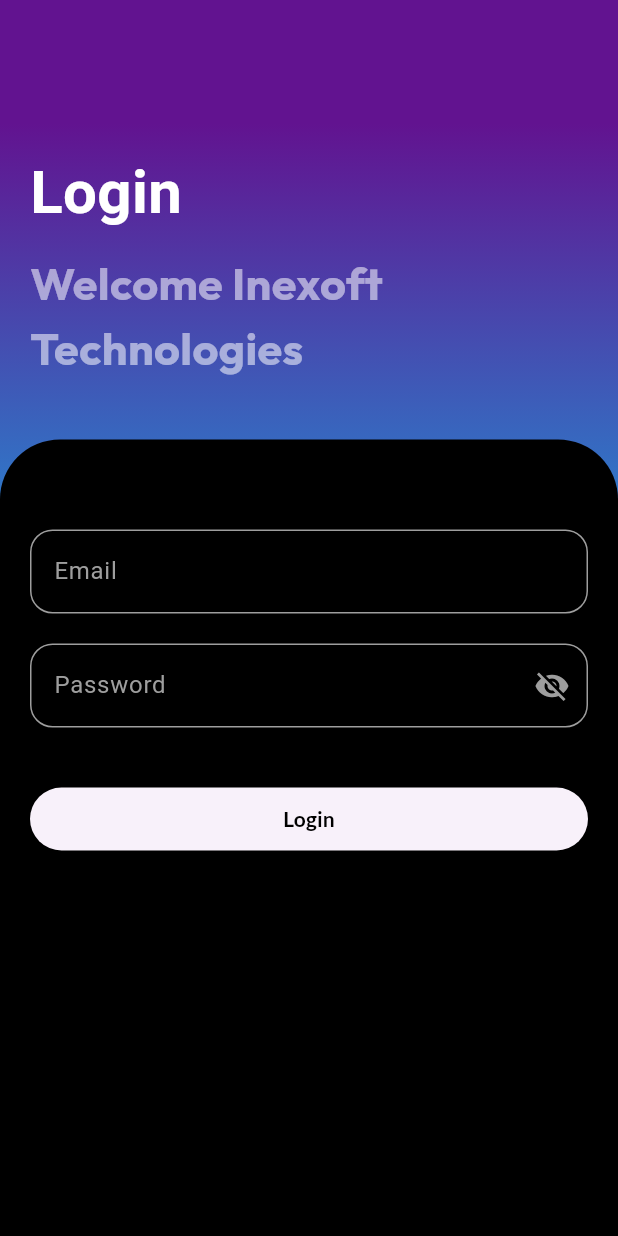
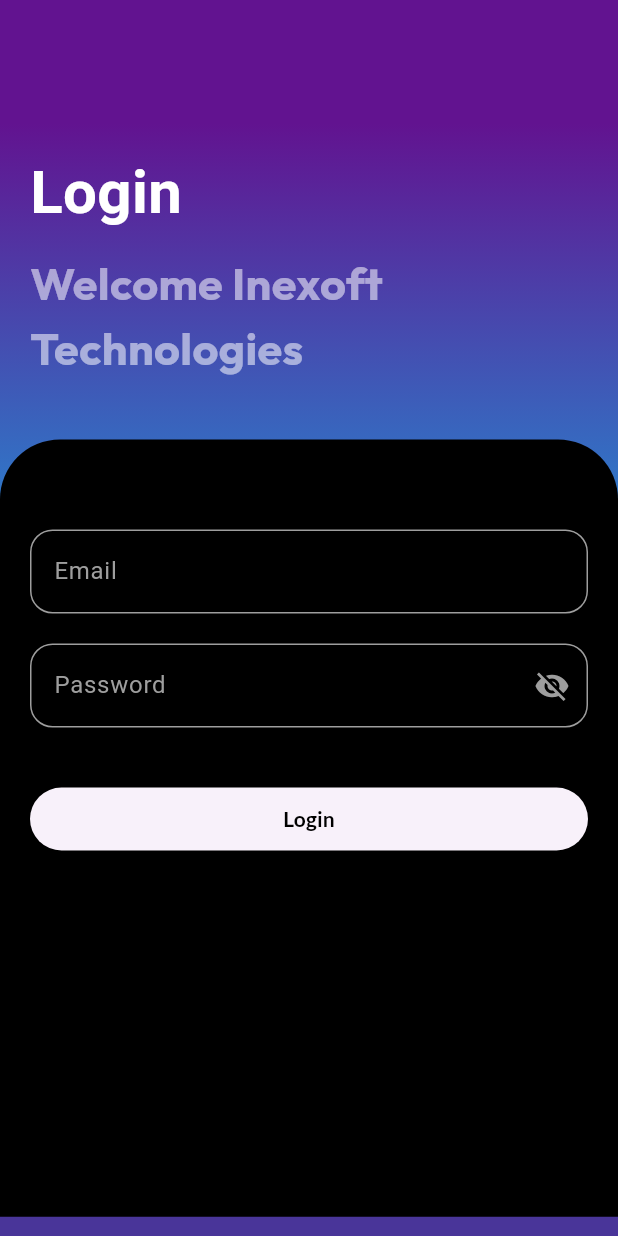
Before and after one commit to Sufadm/OrderEase, a Flutter app: the screen it shows after launch, on a phone screen of 412 x 824 dp. Run offline on Flutter 3.47's test engine with Material 2 defaults, Android fonts, the phone set to English and light mode, and no system bars; our stand-ins replace google_fonts, hive, hive_flutter, lottie, shared_preferences; accounts and stored records are empty; Roboto replaces fonts that are missing (Akshar).

Commit message:
make responsive in loginscreen

```diff
--- a/inexoft/lib/main.dart
+++ b/inexoft/lib/main.dart
@@ -1,7 +1,7 @@
 import 'package:flutter/material.dart';
 import 'package:hive_flutter/adapters.dart';
-import 'package:inexoft/controller/password_visibility_provider.dart';
-import 'package:inexoft/controller/quantity_provider.dart';
+import 'package:inexoft/viewmodel/password_visibility_provider.dart';
+import 'package:inexoft/viewmodel/quantity_provider.dart';
 import 'package:inexoft/model/hive.db.dart';
 import 'package:inexoft/view/screens/login_screen.dart';
 import 'package:provider/provider.dart';
--- a/inexoft/lib/view/screens/bottomnav.dart
+++ b/inexoft/lib/view/screens/bottomnav.dart
@@ -1,5 +1,5 @@
 import 'package:flutter/material.dart';
-import 'package:inexoft/controller/bottomnav.dart';
+import 'package:inexoft/viewmodel/bottomnav.dart';
 import 'package:provider/provider.dart';
 
 class BottomNav extends StatelessWidget {
--- a/inexoft/lib/view/screens/login_screen.dart
+++ b/inexoft/lib/view/screens/login_screen.dart
@@ -1,7 +1,7 @@
 import 'package:flutter/material.dart';
 import 'package:google_fonts/google_fonts.dart';
-import 'package:inexoft/controller/login_shared_preferences.dart';
-import 'package:inexoft/controller/password_visibility_provider.dart';
+import 'package:inexoft/viewmodel/login_shared_preferences.dart';
+import 'package:inexoft/viewmodel/password_visibility_provider.dart';
 import 'package:inexoft/view/utils/colors.dart';
 import 'package:provider/provider.dart';
 
@@ -26,6 +26,8 @@
 
   @override
   Widget build(BuildContext context) {
+    double screenheight = MediaQuery.of(context).size.height;
+
     final passwordVisibilityProvider =
         Provider.of<PasswordVisibilityProvider>(context);
 
@@ -70,7 +72,7 @@
               ),
               const SizedBox(height: 20.0),
               Container(
-                height: 560,
+                height: screenheight / 1.59,
                 padding: const EdgeInsets.all(20.0),
                 decoration: const BoxDecoration(
                   color: Colors.black,
--- a/inexoft/lib/view/screens/product_details.dart
+++ b/inexoft/lib/view/screens/product_details.dart
@@ -1,6 +1,6 @@
 import 'package:flutter/material.dart';
 import 'package:google_fonts/google_fonts.dart';
-import 'package:inexoft/controller/quantity_provider.dart';
+import 'package:inexoft/viewmodel/quantity_provider.dart';
 import 'package:inexoft/view/screens/purchase_page.dart';
 import 'package:inexoft/view/utils/colors.dart';
 import 'package:inexoft/view/utils/sizedbox.dart';
--- a/inexoft/lib/view/widgets/quantity_input.dart
+++ b/inexoft/lib/view/widgets/quantity_input.dart
@@ -1,5 +1,5 @@
 import 'package:flutter/material.dart';
-import 'package:inexoft/controller/quantity_provider.dart';
+import 'package:inexoft/viewmodel/quantity_provider.dart';
 import 'package:inexoft/view/utils/colors.dart';
 import 'package:provider/provider.dart';
 
```
Also changed, not shown: inexoft/lib/view/screens/purchase_page.dart (+7 -4 lines), inexoft/lib/viewmodel/bottomnav.dart (renamed from inexoft/lib/controller/bottomnav.dart), inexoft/lib/viewmodel/login_shared_preferences.dart (renamed from inexoft/lib/controller/login_shared_preferences.dart), inexoft/lib/viewmodel/password_visibility_provider.dart (renamed from inexoft/lib/controller/password_visibility_provider.dart), inexoft/lib/viewmodel/quantity_provider.dart (renamed from inexoft/lib/controller/quantity_provider.dart).
